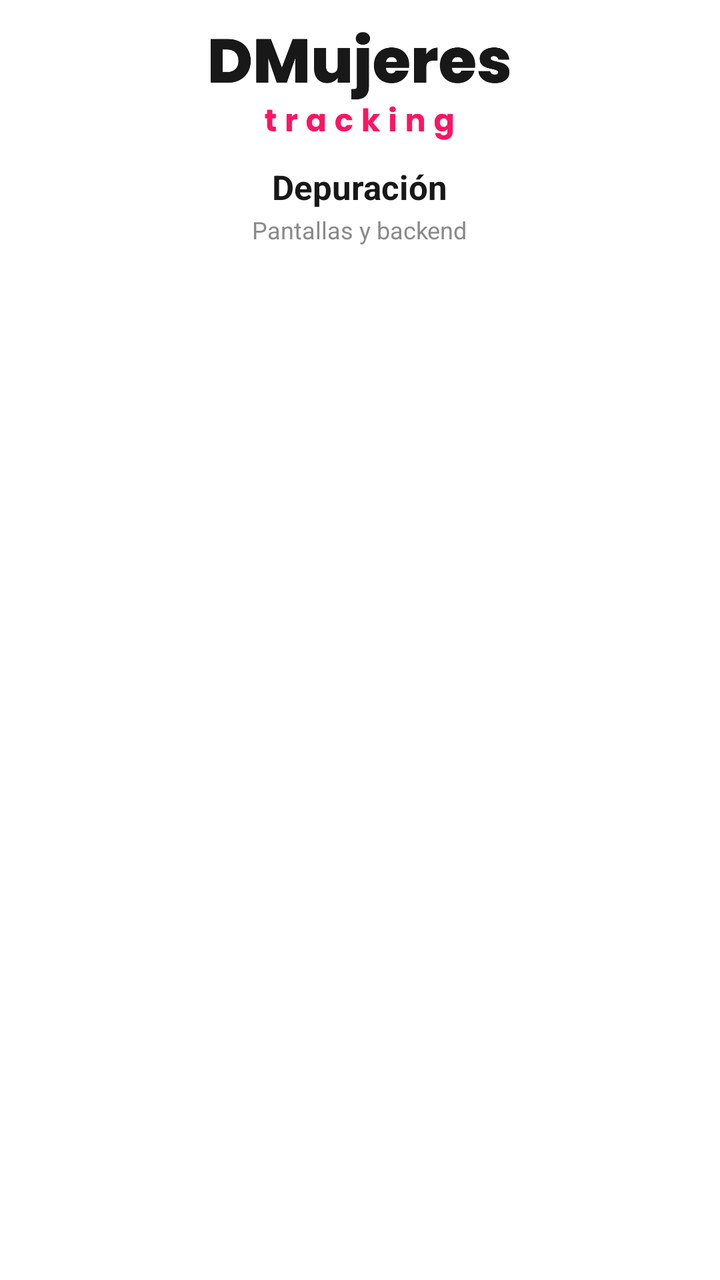
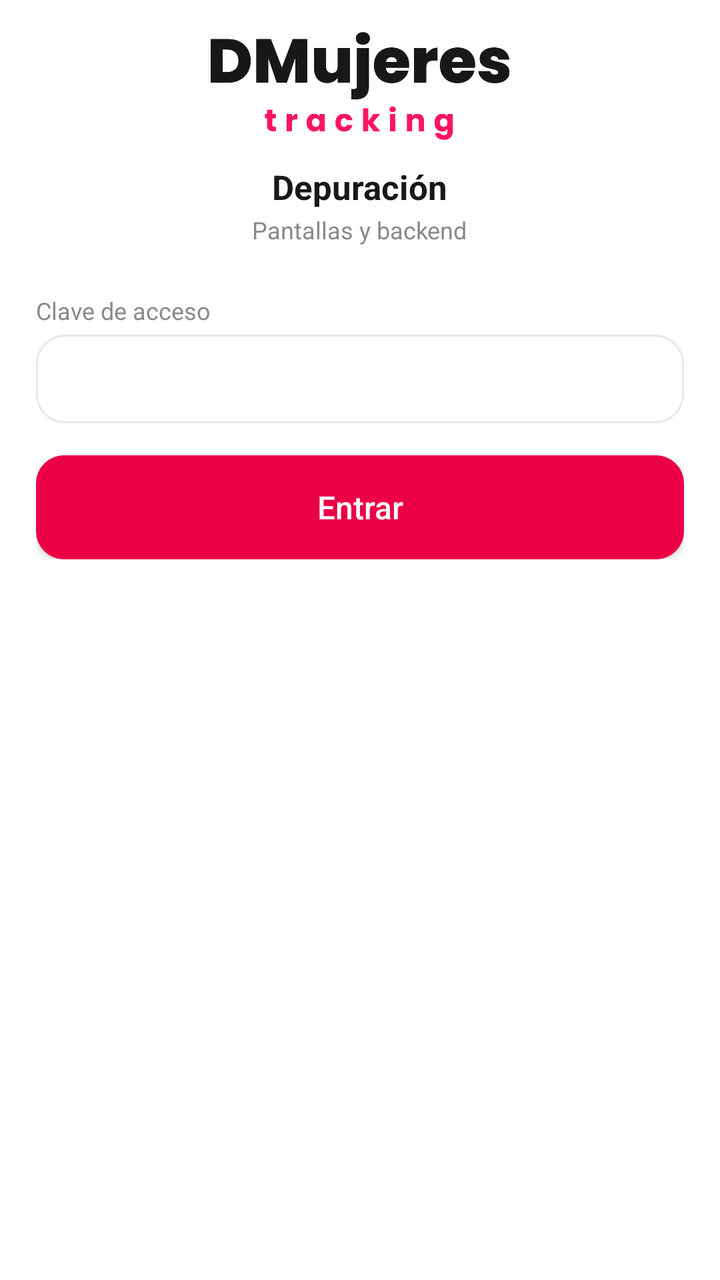

Compare the two renders of this Android layout. The source of the first and the diff that turns it into the second are given below.
<!-- AndroidManifest.xml: activity theme AppTheme -->
<!-- res/layout/activity_debug.xml -->
<?xml version="1.0" encoding="utf-8"?>
<LinearLayout xmlns:android="http://schemas.android.com/apk/res/android"
    android:layout_width="match_parent"
    android:layout_height="match_parent"
    android:background="@color/white"
    android:orientation="vertical"
    android:paddingStart="18dp"
    android:paddingEnd="18dp">

    <ImageView
        android:layout_width="150dp"
        android:layout_height="wrap_content"
        android:layout_gravity="center_horizontal"
        android:layout_marginTop="16dp"
        android:adjustViewBounds="true"
        android:contentDescription="@string/app_logo"
        android:src="@drawable/logo_banner" />

    <TextView
        android:layout_width="wrap_content"
        android:layout_height="wrap_content"
        android:layout_gravity="center_horizontal"
        android:layout_marginTop="12dp"
        android:text="@string/debug_title"
        android:textColor="@color/ink"
        android:textSize="17sp"
        android:textStyle="bold" />

    <TextView
        android:layout_width="wrap_content"
        android:layout_height="wrap_content"
        android:layout_gravity="center_horizontal"
        android:layout_marginTop="2dp"
        android:text="@string/debug_subtitle"
        android:textColor="@color/muted"
        android:textSize="12sp" />

    <ScrollView
        android:layout_width="match_parent"
        android:layout_height="0dp"
        android:layout_marginTop="10dp"
        android:layout_weight="1"
        android:scrollbars="none">

        <LinearLayout
            android:id="@+id/debug_rows"
            android:layout_width="match_parent"
            android:layout_height="wrap_content"
            android:orientation="vertical"
            android:paddingBottom="12dp" />
    </ScrollView>

    <TextView
        android:id="@+id/version_label"
        android:layout_width="wrap_content"
        android:layout_height="wrap_content"
        android:layout_gravity="center_horizontal"
        android:padding="8dp"
        android:textColor="@color/muted"
        android:textSize="12sp" />

</LinearLayout>
<!-- resources referenced by this layout -->
<resources>
  <color name="ink">#181818</color>
  <color name="muted">#8A8A8A</color>
  <color name="white">#FFFFFF</color>
  <!-- drawable logo_banner: png bitmap (drawable-nodpi, 27269 bytes) -->
  <string name="app_logo">DMujeres Tracking</string>
  <string name="debug_subtitle">Pantallas y backend</string>
  <string name="debug_title">Depuración</string>
  <style name="AppTheme" parent="Theme.AppCompat.Light.NoActionBar">
          <item name="colorPrimary">@color/primary</item>
          <item name="colorPrimaryDark">@color/primary_dark</item>
          <item name="colorAccent">@color/accent</item>
          <item name="android:windowOptOutEdgeToEdgeEnforcement">true</item>
          
          <item name="android:windowBackground">@color/white</item>
          <item name="android:windowAnimationStyle">@style/AnimacionPantallas</item>
      </style>
  <color name="primary">#EB0045</color>
  <color name="primary_dark">#C4003B</color>
  <color name="accent">#FF1464</color>
  <style name="AnimacionPantallas" parent="@android:style/Animation.Activity">
          <item name="android:activityOpenEnterAnimation">@anim/pantalla_entra</item>
          <item name="android:activityOpenExitAnimation">@anim/pantalla_cede</item>
          <item name="android:activityCloseEnterAnimation">@anim/pantalla_regresa</item>
          <item name="android:activityCloseExitAnimation">@anim/pantalla_sale</item>
      </style>
</resources>

<!-- the commit's change to res/layout/activity_debug.xml (unified diff, before → after) -->
@@ -35,7 +35,58 @@
         android:textColor="@color/muted"
         android:textSize="12sp" />
 
+    <LinearLayout
+        android:id="@+id/debug_clave"
+        android:layout_width="match_parent"
+        android:layout_height="wrap_content"
+        android:layout_marginTop="24dp"
+        android:orientation="vertical">
+
+        <TextView
+            android:layout_width="wrap_content"
+            android:layout_height="wrap_content"
+            android:text="@string/debug_clave_titulo"
+            android:textColor="@color/muted"
+            android:textSize="12sp" />
+
+        <EditText
+            android:id="@+id/debug_clave_campo"
+            android:layout_width="match_parent"
+            android:layout_height="wrap_content"
+            android:layout_marginTop="4dp"
+            android:background="@drawable/bg_card"
+            android:imeOptions="actionDone"
+            android:importantForAutofill="no"
+            android:inputType="numberPassword"
+            android:padding="12dp"
+            android:textColor="@color/ink"
+            android:textSize="15sp" />
+
+        <TextView
+            android:id="@+id/debug_clave_error"
+            android:layout_width="wrap_content"
+            android:layout_height="wrap_content"
+            android:layout_marginTop="8dp"
+            android:text="@string/debug_clave_incorrecta"
+            android:textColor="@color/primary"
+            android:textSize="12sp"
+            android:visibility="gone" />
+
+        <Button
+            android:id="@+id/debug_clave_entrar"
+            android:layout_width="match_parent"
+            android:layout_height="52dp"
+            android:layout_marginTop="16dp"
+            android:background="@drawable/bg_button_primary"
+            android:text="@string/login_enter"
+            android:textAllCaps="false"
+            android:textColor="@color/white"
+            android:textSize="16sp" />
+    </LinearLayout>
+
     <ScrollView
+        android:id="@+id/debug_menu"
+        android:visibility="gone"
         android:layout_width="match_parent"
         android:layout_height="0dp"
         android:layout_marginTop="10dp"
<!-- resource entries referenced after the edit -->
@@ -3,10 +3,26 @@
   <color name="ink">#181818</color>
   <color name="muted">#8A8A8A</color>
   <color name="white">#FFFFFF</color>
+  <!-- drawable bg_button_primary (drawable) -->
+  <?xml version="1.0" encoding="utf-8"?>
+  <shape xmlns:android="http://schemas.android.com/apk/res/android" android:shape="rectangle">
+      <solid android:color="@color/primary" />
+      <corners android:radius="14dp" />
+  </shape>
+  <!-- drawable bg_card (drawable) -->
+  <?xml version="1.0" encoding="utf-8"?>
+  <shape xmlns:android="http://schemas.android.com/apk/res/android" android:shape="rectangle">
+      <solid android:color="#FFFFFF" />
+      <stroke android:width="1dp" android:color="#E8E8E8" />
+      <corners android:radius="14dp" />
+  </shape>
   <!-- drawable logo_banner: png bitmap (drawable-nodpi, 27269 bytes) -->
   <string name="app_logo">DMujeres Tracking</string>
+  <string name="debug_clave_incorrecta">Clave incorrecta</string>
+  <string name="debug_clave_titulo">Clave de acceso</string>
   <string name="debug_subtitle">Pantallas y backend</string>
   <string name="debug_title">Depuración</string>
+  <string name="login_enter">Entrar</string>
   <style name="AppTheme" parent="Theme.AppCompat.Light.NoActionBar">
           <item name="colorPrimary">@color/primary</item>
           <item name="colorPrimaryDark">@color/primary_dark</item>
